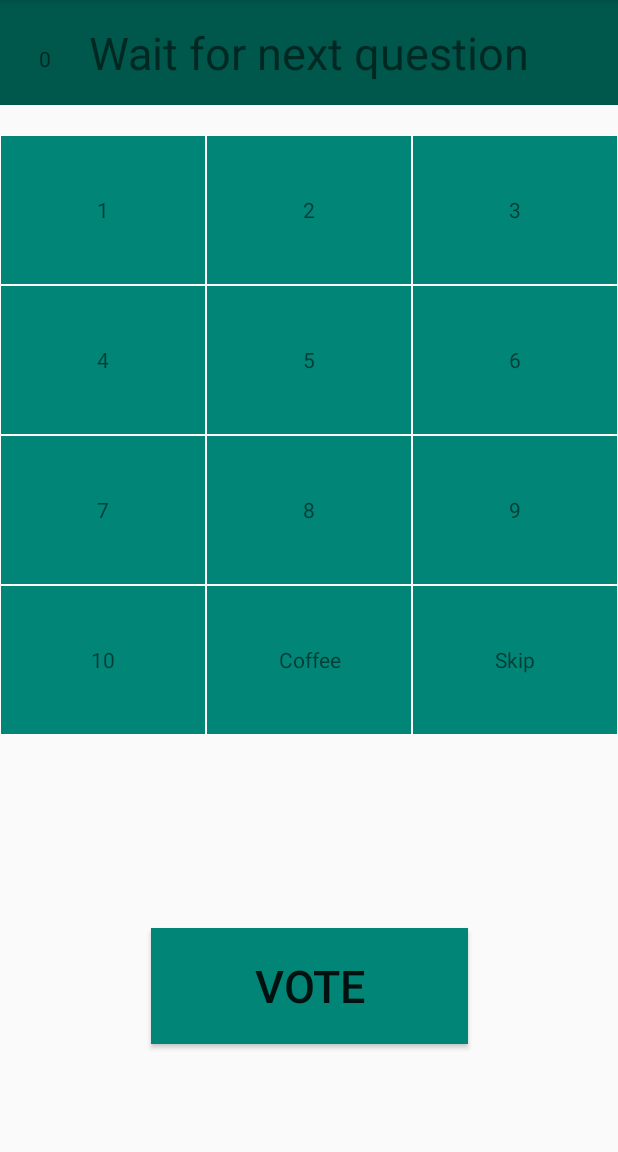
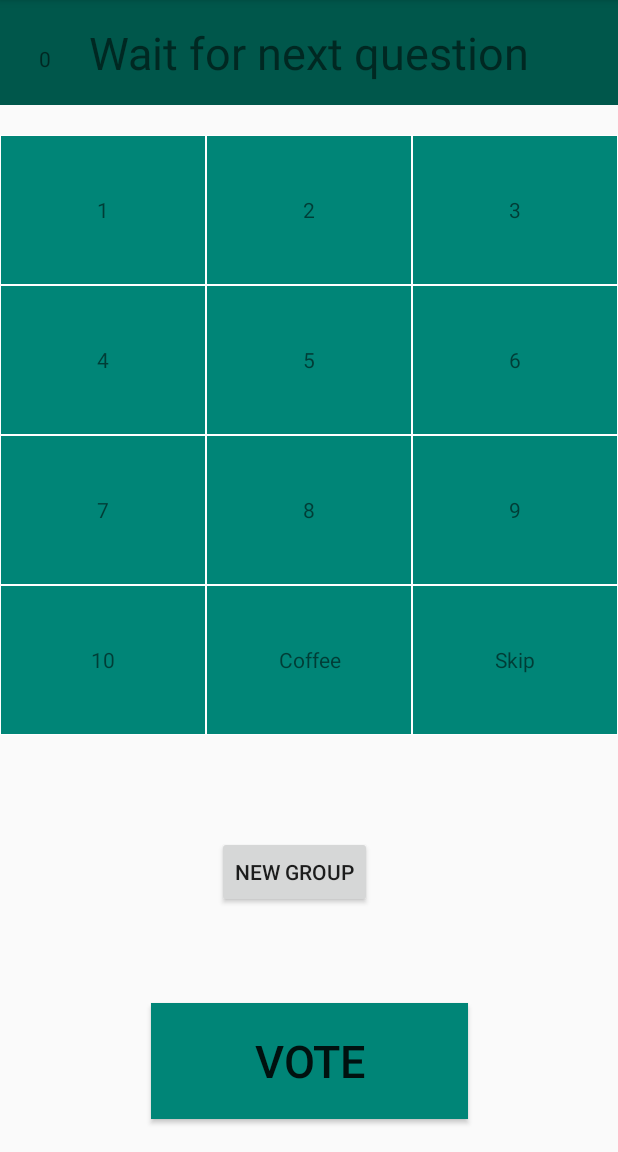
Before and after one commit to NemetAdamK/PlanningPokerUser, an Android app: the FragmentOne screen opened directly, with no data from a screen before it, on a phone screen of 412 x 824 dp, the part 84-1236 px from its top. Run offline under Robolectric (Android 15) with nearby library versions, the phone set to English and light mode, and no system bars; our stand-ins replace Firebase (no records; nobody signed in at launch, a user with empty details on screens opened directly).

```diff
--- a/app/src/main/res/layout/activity_main.xml
+++ b/app/src/main/res/layout/activity_main.xml
@@ -4,6 +4,7 @@
     xmlns:tools="http://schemas.android.com/tools"
     android:layout_width="match_parent"
     android:layout_height="match_parent"
+    android:id="@+id/viewId"
     tools:context=".MainActivity">
 
     <androidx.constraintlayout.widget.ConstraintLayout
--- a/app/src/main/res/layout/fragment_one.xml
+++ b/app/src/main/res/layout/fragment_one.xml
@@ -1,6 +1,7 @@
 <?xml version="1.0" encoding="utf-8"?>
 <LinearLayout xmlns:android="http://schemas.android.com/apk/res/android"
     xmlns:app="http://schemas.android.com/apk/res-auto"
+    xmlns:tools="http://schemas.android.com/tools"
     android:orientation="vertical"
     android:layout_width="match_parent"
     android:layout_height="match_parent">
@@ -32,7 +33,22 @@
             android:textSize="30sp"
             app:layout_constraintBottom_toBottomOf="parent"
             app:layout_constraintEnd_toEndOf="parent"
-            app:layout_constraintHorizontal_bias="0.5"
+            app:layout_constraintStart_toStartOf="parent"
+            app:layout_constraintTop_toTopOf="parent"
+            app:layout_constraintVertical_bias="0.821" />
+
+        <Button
+            android:id="@+id/buttonNewGroup"
+            android:layout_width="wrap_content"
+            android:layout_height="wrap_content"
+            android:layout_marginStart="152dp"
+            android:layout_marginTop="16dp"
+            android:layout_marginEnd="171dp"
+            android:layout_marginBottom="62dp"
+            android:onClick="newGroupClicked"
+            android:text="New Group"
+            app:layout_constraintBottom_toTopOf="@+id/btn_vote"
+            app:layout_constraintEnd_toEndOf="parent"
             app:layout_constraintStart_toStartOf="parent"
             app:layout_constraintTop_toTopOf="parent" />
 
```
Also changed, not shown: app/src/main/java/com/example/planningpokeruser/FragmentOne.kt (+22 -2 lines), app/src/main/java/com/example/planningpokeruser/FragmentTwo.kt (+13 -6 lines), app/src/main/java/com/example/planningpokeruser/MainActivity.kt (+41 -3 lines), app/src/main/res/layout/dialog_add_question.xml (added, +34 -0 lines).
